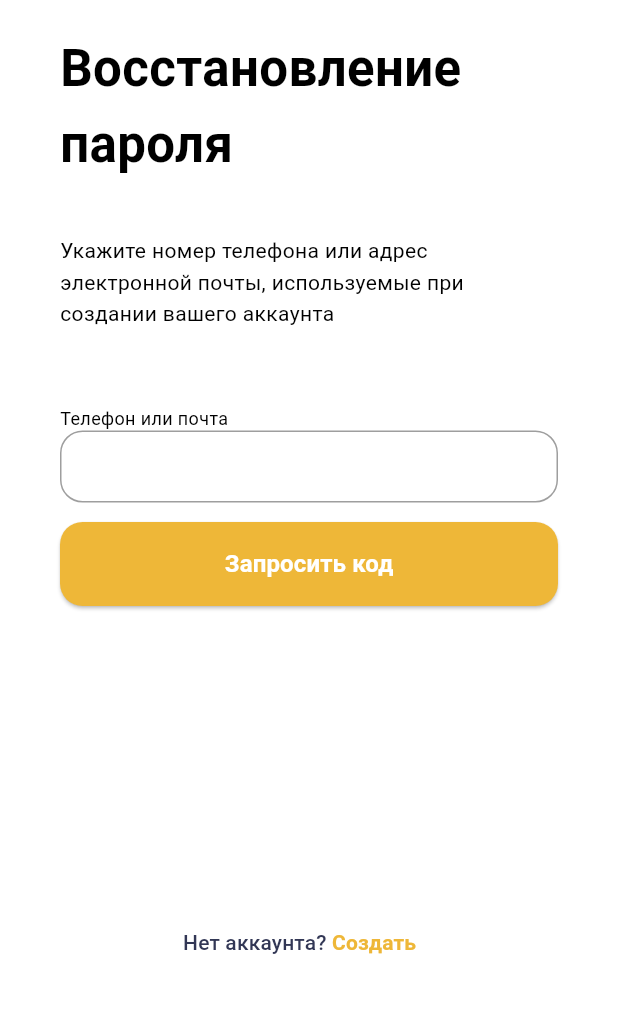
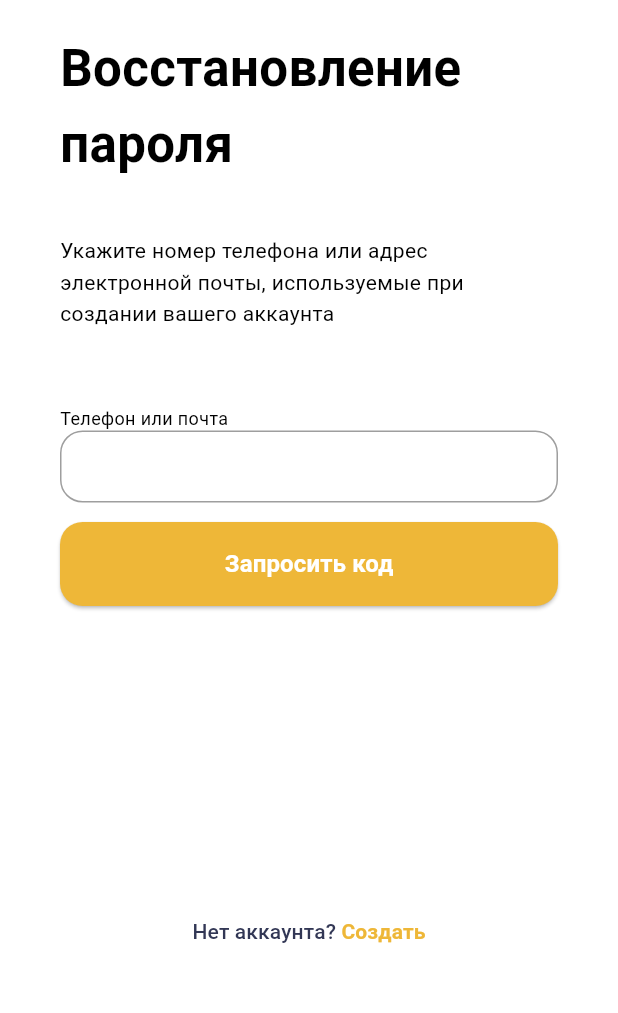
Before and after one commit to warja256/PawPick, a Flutter app: the ChangePasswordScreen screen opened directly, on a phone screen of 412 x 824 dp, the part 198-1211 px from its top. Run offline on Flutter 3.47's test engine with Material 3 defaults, Android fonts, the phone set to English and light mode, and no system bars.

Commit message:
добавлен row в файл change_password

```diff
--- a/lib/auth/change_password.dart
+++ b/lib/auth/change_password.dart
@@ -152,11 +152,14 @@ class ChangePasswordScreen extends StatelessWidget {
                 ),
               ),
             ),
-            const SizedBox(height: 200),
+            const SizedBox(height: 193),
             Padding(
               padding:
                   const EdgeInsets.symmetric(horizontal: 110),
-              child: TextButton(
+              child: Row(
+                  mainAxisAlignment: MainAxisAlignment.center,
+                  children: [
+                    TextButton(
                       onPressed: () {
                         Navigator.push(
                           context,
@@ -170,8 +173,10 @@ class ChangePasswordScreen extends StatelessWidget {
                             TextSpan(
                               text: "Нет аккаунта? ",
                               style: TextStyle(
-                            color:
-                                Theme.of(context).textTheme.labelMedium?.color),
+                                  color: Theme.of(context)
+                                      .textTheme
+                                      .labelMedium
+                                      ?.color),
                             ),
                             TextSpan(
                               text: "Создать",
@@ -184,6 +189,8 @@ class ChangePasswordScreen extends StatelessWidget {
                         ),
                       ),
                     ),
+                  ],
+                ),
             ),
           ]),
         ),
--- a/lib/auth/sign_in.dart
+++ b/lib/auth/sign_in.dart
@@ -214,7 +214,8 @@ class AuthScreen extends StatelessWidget {
                       ),
                     ),
                   ],
-                )),
+                ),
+              ),
           ]),
         ),
       ),
```
Lines whose indentation alone changed are shown as unchanged.
